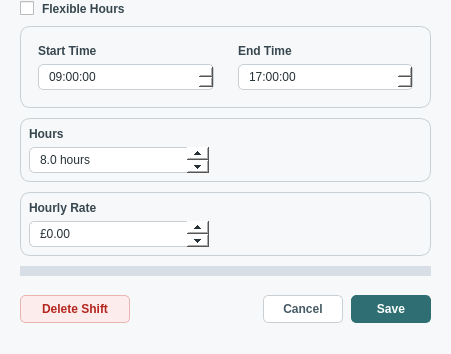
The window that ui_files/shift_editor.ui (Asilve/PharmaShift) describes before a commit, drawn with Qt 5; both pictures show x 0 to 451 and y 226 to 580 of the 451 by 580 pixel window.
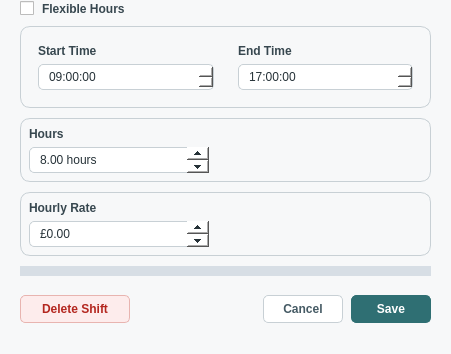
The same window after the commit.

Diff of the .ui file:
```diff
--- a/ui_files/shift_editor.ui
+++ b/ui_files/shift_editor.ui
@@ -996,7 +996,7 @@
           <string> hours</string>
          </property>
          <property name="decimals">
-          <number>1</number>
+          <number>2</number>
          </property>
          <property name="maximum">
           <double>24.000000000000000</double>
```
